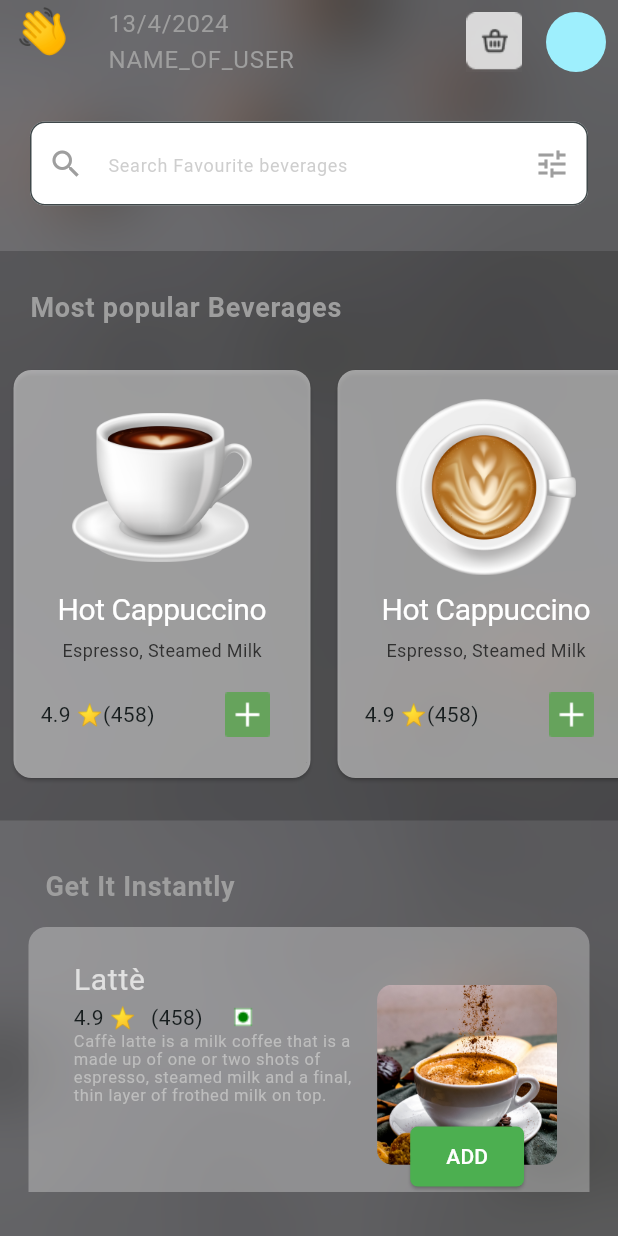
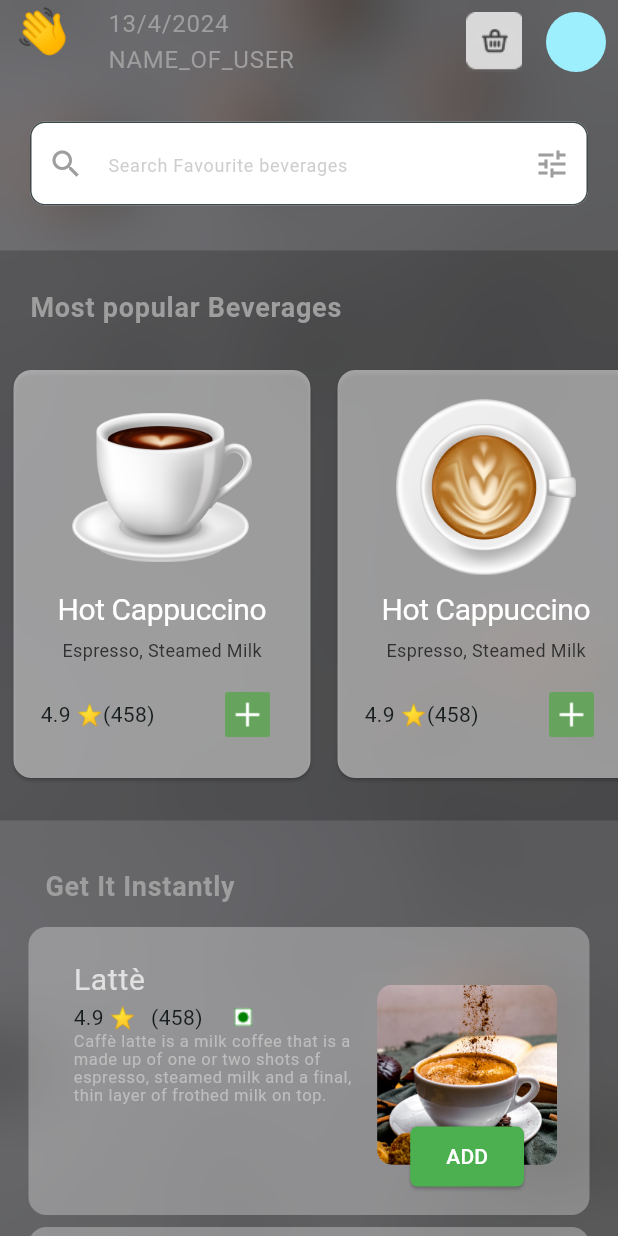
Before and after one commit to Pudv95/swiftcafe, a Flutter app: the screen it shows after launch, after a tap on "Login", on a phone screen of 412 x 824 dp. Run offline on Flutter 3.47's test engine with Material 3 defaults, Android fonts, the light colour scheme and no system bars; our stand-ins replace go_router.

Commit message:
improve scrolability

```diff
--- a/lib/main.dart
+++ b/lib/main.dart
@@ -5,8 +5,6 @@ import 'package:swiftcafe/utils/routers/routes.dart';
 void main(){
   return runApp(MaterialApp.router(
     theme: themeData,
-    routerDelegate: Routes().router.routerDelegate,
-    routeInformationParser: Routes().router.routeInformationParser,
-    routeInformationProvider: Routes().router.routeInformationProvider,
+    routerConfig: Routes.router,
   ));
 }
--- a/lib/utils/routers/routes.dart
+++ b/lib/utils/routers/routes.dart
@@ -7,7 +7,7 @@ import 'package:swiftcafe/views/screens/dashboard/dashboard.dart';
 import '../../models/dashboard/beverage_model.dart';
 
 class Routes{
-  GoRouter router = GoRouter(
+  static GoRouter router = GoRouter(
     routes: <RouteBase>[
       GoRoute(
         name: RouteNames.home,
--- a/lib/views/screens/dashboard/dashboard.dart
+++ b/lib/views/screens/dashboard/dashboard.dart
@@ -60,29 +60,22 @@ class Dashboard extends StatelessWidget {
                 ),
               ],
             ),
-            body: Column(
+            body: SingleChildScrollView(
+              child: Column(
                 children: [
-                SizedBox(height: 25),
+                  const SizedBox(height: 25),
                   const Padding(
                     padding: EdgeInsets.symmetric(horizontal: 20),
                     child: CustomSearchBar(),
                   ),
-                SizedBox(
+                  const SizedBox(
                     height: 30,
                   ),
-                SizedBox(
-                  height: height * 0.7621,
-                  child: ListView.builder(
-                    itemCount: DataBase.getItInstantly.length + 1,
-                    itemBuilder: (BuildContext context, int index) {
-                      if (index == 0) {
-                        return const PopularBeverages();
-                      } else {
-                        if(index == 1){
-                          return Column(
+                  const PopularBeverages(),
+                  Column(
                     crossAxisAlignment: CrossAxisAlignment.start,
                     children: [
-                              SizedBox(height: 30),
+                      const SizedBox(height: 30),
                       Padding(
                         padding: const EdgeInsets.only(left: 30),
                         child: Text(
@@ -90,32 +83,29 @@ class Dashboard extends StatelessWidget {
                           style: Theme.of(context)
                               .textTheme
                               .bodyLarge!
-                                      .copyWith(fontWeight: FontWeight.bold, fontSize: 18),
+                              .copyWith(
+                                  fontWeight: FontWeight.bold, fontSize: 18),
                         ),
                       ),
-                              SizedBox(height: 10),
+                      const SizedBox(height: 10),
                       SizedBox(
-                                height:200,
+                        height: 200,
                         child: GetItInstantlyCard(
-                                  beverageModel: DataBase.getItInstantly[index - 1],
+                          beverageModel: DataBase.getItInstantly[0],
                         ),
                       ),
                     ],
-                          );
-                        }
-                        else{
+                  ),
+                  ...List.generate(DataBase.getItInstantly.length, (index) {
                     return SizedBox(
                       height: 200,
                       child: GetItInstantlyCard(
-                              beverageModel: DataBase.getItInstantly[index - 1],
+                        beverageModel: DataBase.getItInstantly[index],
                       ),
                     );
-                        }
-                      }
-                    },
+                  }),
+                ],
               ),
-                )
-              ],
             ),
           ),
         ),
@@ -145,19 +135,34 @@ class GetItInstantlyCard extends StatelessWidget {
                 child: Column(
                   crossAxisAlignment: CrossAxisAlignment.start,
                   children: [
-                    Text(beverageModel.beverageName,style: Theme.of(context).textTheme.bodyLarge?.copyWith(fontSize: 20,color: Colors.grey[300]),),
+                    Text(
+                      beverageModel.beverageName,
+                      style: Theme.of(context)
+                          .textTheme
+                          .bodyLarge
+                          ?.copyWith(fontSize: 20, color: Colors.grey[300]),
+                    ),
                     Row(
                       children: [
-                        Text('${beverageModel.rating} ⭐',),
-                        SizedBox(width: 10,),
+                        Text(
+                          '${beverageModel.rating} ⭐',
+                        ),
+                        const SizedBox(
+                          width: 10,
+                        ),
                         Text('(${beverageModel.orders})'),
-                        SizedBox(width: 20,),
+                        const SizedBox(
+                          width: 20,
+                        ),
                         Image.asset(AppIcons.isVegIcon),
                       ],
                     ),
                     Text(
                       beverageModel.description,
-                      style: Theme.of(context).textTheme.bodySmall?.copyWith(color: Colors.grey[400],height: 1.1),
+                      style: Theme.of(context)
+                          .textTheme
+                          .bodySmall
+                          ?.copyWith(color: Colors.grey[400], height: 1.1),
                     ),
                   ],
                 ),
@@ -176,7 +181,8 @@ class GetItInstantlyCard extends StatelessWidget {
                           decoration: BoxDecoration(
                               borderRadius: BorderRadius.circular(10),
                               image: DecorationImage(
-                                  image: AssetImage(beverageModel.beverageImage),
+                                  image:
+                                      AssetImage(beverageModel.beverageImage),
                                   fit: BoxFit.fitWidth,
                                   alignment: Alignment.bottomCenter)),
                         ),
@@ -191,7 +197,8 @@ class GetItInstantlyCard extends StatelessWidget {
                                 borderRadius: BorderRadius.circular(5),
                               ),
                             ),
-                            onPressed: () {}, child: const Text('ADD'))),
+                            onPressed: () {},
+                            child: const Text('ADD'))),
                   ],
                 ),
               )
```
Lines whose indentation alone changed are shown as unchanged.
